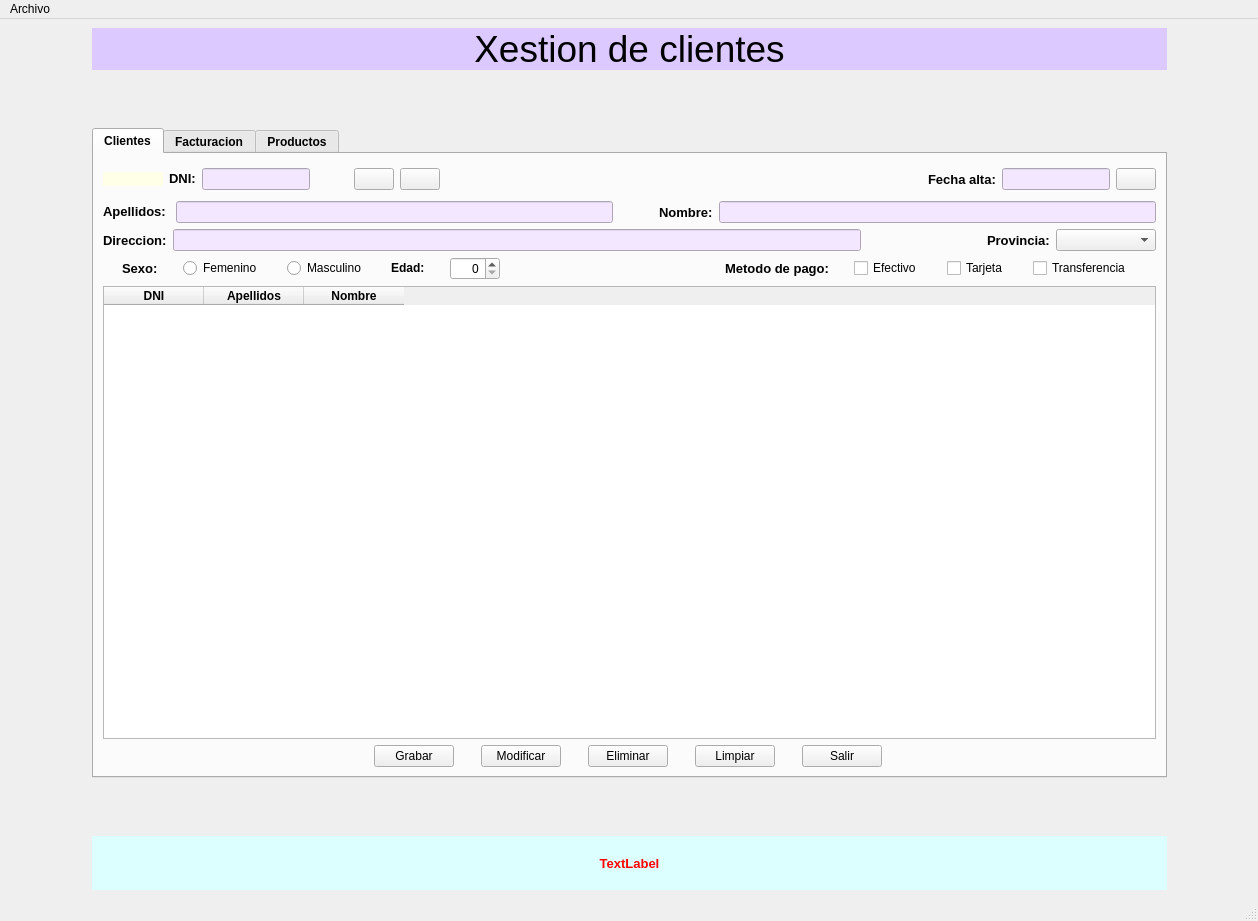
Before: the Qt Designer form Ventana.ui in BraisRS8/Proyecto, drawn with Qt 5.
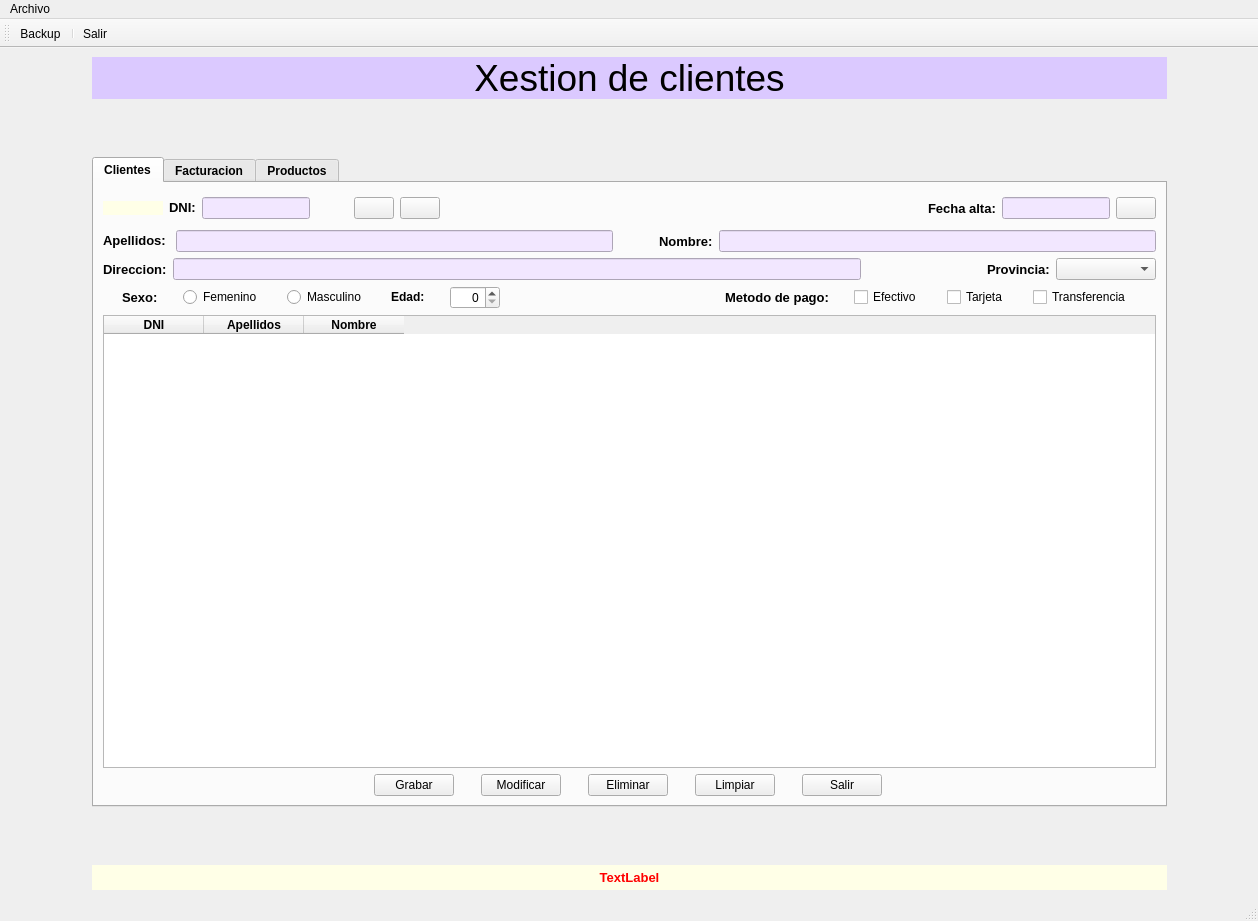
After: the same form once the commit is applied. Icons and pictures are not drawn.

Commit message: Version 0.1.13: -Toolbar añadida

The edit to the form file:
```diff
--- a/Ventana.ui
+++ b/Ventana.ui
@@ -1035,7 +1035,7 @@
       </property>
       <property name="styleSheet">
        <string notr="true">color:rgb(255, 0, 0);
-background-color: rgb(220, 255, 255);</string>
+background-color:rgb(255, 255, 231)</string>
       </property>
       <property name="text">
        <string>TextLabel</string>
@@ -1065,6 +1065,26 @@
    <addaction name="menuArchivo"/>
   </widget>
   <widget class="QStatusBar" name="statusbar"/>
+  <widget class="QToolBar" name="toolBar">
+   <property name="windowTitle">
+    <string>toolBar</string>
+   </property>
+   <property name="iconSize">
+    <size>
+     <width>32</width>
+     <height>32</height>
+    </size>
+   </property>
+   <attribute name="toolBarArea">
+    <enum>TopToolBarArea</enum>
+   </attribute>
+   <attribute name="toolBarBreak">
+    <bool>true</bool>
+   </attribute>
+   <addaction name="actionBackup"/>
+   <addaction name="separator"/>
+   <addaction name="actionSalirToolbar"/>
+  </widget>
   <action name="actionSalir">
    <property name="text">
     <string>Salir</string>
@@ -1073,6 +1093,32 @@
     <string>Ctrl+S</string>
    </property>
   </action>
+  <action name="actionBackup">
+   <property name="icon">
+    <iconset>
+     <activeon>:/backup/backup.png</activeon>
+    </iconset>
+   </property>
+   <property name="text">
+    <string>Backup</string>
+   </property>
+   <property name="toolTip">
+    <string>&lt;html&gt;&lt;head/&gt;&lt;body&gt;&lt;p&gt;&lt;img src=&quot;:/backup/backup.png&quot;/&gt;&lt;/p&gt;&lt;/body&gt;&lt;/html&gt;</string>
+   </property>
+   <property name="shortcut">
+    <string>Alt+B</string>
+   </property>
+  </action>
+  <action name="actionSalirToolbar">
+   <property name="icon">
+    <iconset>
+     <activeon>img/salirr.png</activeon>
+    </iconset>
+   </property>
+   <property name="text">
+    <string>Salir</string>
+   </property>
+  </action>
  </widget>
  <resources/>
  <connections/>
```
Left out of the diff: 4 changed lines with no effect on the pictures. The commit also changes 11 other files.
